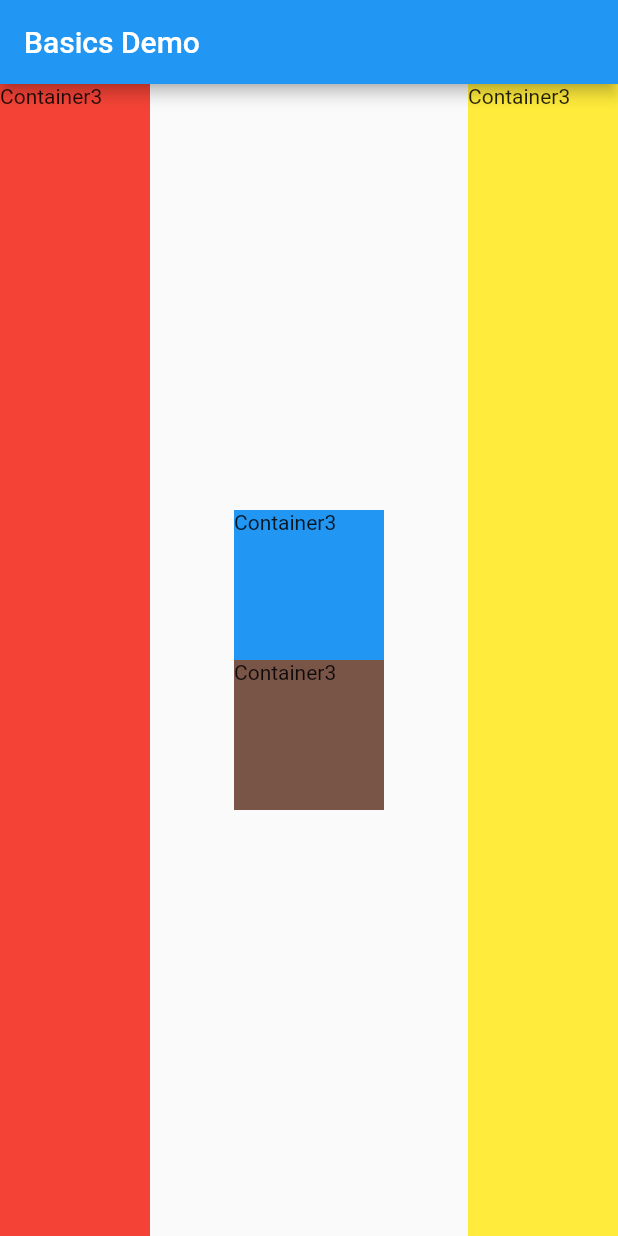
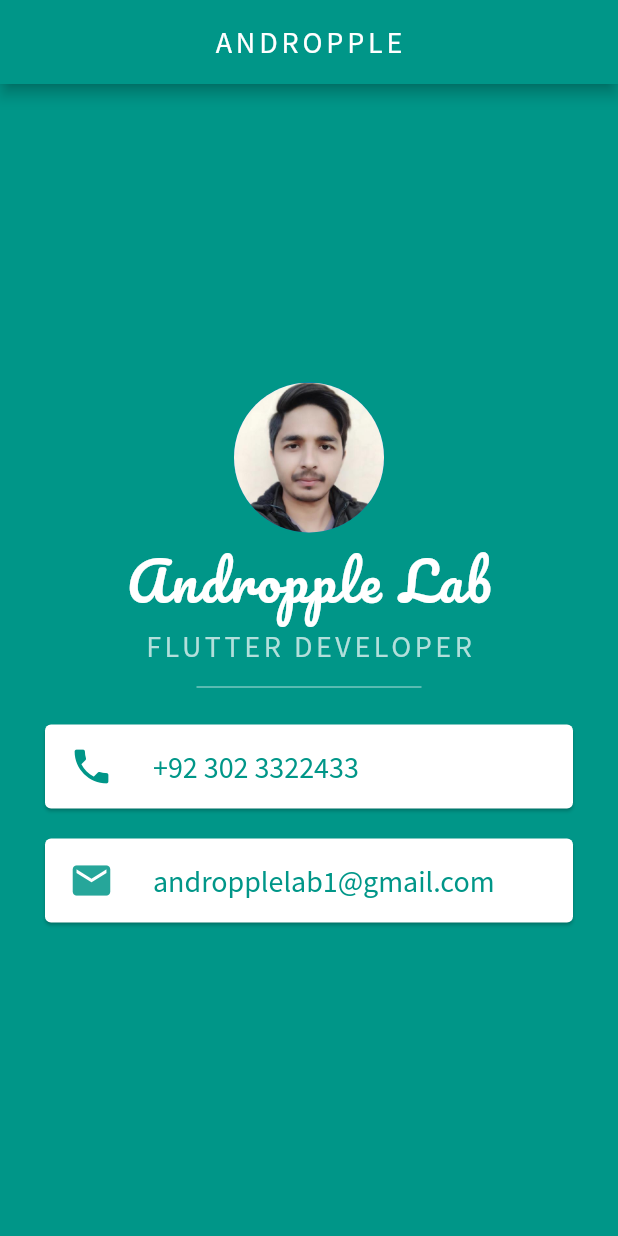
Before and after one commit to AdeelZahid/flutter_mi_card, a Flutter app: the screen it shows after launch, on a phone screen of 412 x 824 dp. Run offline on Flutter 3.47's test engine with Material 2 defaults, Android fonts, the phone set to English and light mode, and no system bars.

Commit message:
Mi Card Screen

```diff
--- a/lib/main.dart
+++ b/lib/main.dart
@@ -1,5 +1,4 @@
 import 'package:flutter/material.dart';
-import 'package:flutter/services.dart';
 
 void main() {
   runApp(MyApp());
@@ -14,7 +13,7 @@ class MyApp extends StatelessWidget {
       debugShowCheckedModeBanner: false,
       title: 'Flutter App',
       theme: ThemeData(
-        primaryColor: Colors.blue,
+        primaryColor: Colors.teal,
         visualDensity: VisualDensity.adaptivePlatformDensity,
       ),
       home: HomeScreen(),
@@ -31,42 +30,90 @@ class _HomeScreenState extends State<HomeScreen> {
   @override
   Widget build(BuildContext context) {
     return Scaffold(
+      backgroundColor: Colors.teal,
       appBar: AppBar(
-        title: Text("Basics Demo"),
+        title: Text(
+          "ANDROPPLE",
+          style: TextStyle(
+              letterSpacing: 2.6,
+              fontWeight: FontWeight.w400,
+              fontFamily: 'Source Sans Pro'),
+        ),
+        centerTitle: true,
       ),
-      body: Row(
-        mainAxisAlignment: MainAxisAlignment.spaceBetween,
-        crossAxisAlignment: CrossAxisAlignment.stretch,
+      body: Column(
+        mainAxisAlignment: MainAxisAlignment.center,
         children: [
-          Container(
-            width: 100,
-            decoration: BoxDecoration(
-              color: Colors.red,
+          CircleAvatar(
+            backgroundImage: AssetImage('Assets/images/adeel.jpg'),
+            radius: 50.0,
+          ),
+          Text(
+            'Andropple Lab',
+            style: TextStyle(
+              fontFamily: 'Pacifico',
+              fontSize: 36.0,
+              color: Colors.white,
+              fontWeight: FontWeight.w100,
+              letterSpacing: 1.4,
             ),
-            child: Text('Container3'),
           ),
-          Column(
-            mainAxisAlignment: MainAxisAlignment.center,
-            crossAxisAlignment: CrossAxisAlignment.center,
-            children: [
-              Container(
-                width: 100.0,
-                height: 100.0,
-                color: Colors.blue,
-                child: Text('Container3'),
+          Text(
+            'FLUTTER DEVELOPER',
+            style: TextStyle(
+              fontFamily: 'Source Sans Pro',
+              fontSize: 20.0,
+              letterSpacing: 2.4,
+              color: Colors.teal[100],
+            ),
+          ),
+          SizedBox(
+            width: 150.0,
+            height: 30.0,
+            child: Divider(
+              color: Colors.teal.shade100,
+            ),
+          ),
+          Card(
+            color: Colors.white,
+            margin: EdgeInsets.symmetric(horizontal: 30.0, vertical: 10.0),
+            // padding: EdgeInsets.all(10.0),
+            child: ListTile(
+              leading: Icon(
+                Icons.phone,
+                size: 30.0,
+                color: Colors.teal,
               ),
-              Container(
-                width: 100.0,
-                height: 100.0,
-                color: Colors.brown,
-                child: Text('Container3'),
+              title: Text(
+                '+92 302 3322433',
+                style: TextStyle(
+                  fontFamily: 'Source Sans Pro',
+                  fontSize: 20.0,
+                  color: Colors.teal,
+                  fontWeight: FontWeight.w400,
+                ),
               ),
-            ],
+            ),
           ),
-          Container(
-            width: 100,
-            color: Colors.yellow,
-            child: Text('Container3'),
+          Card(
+            color: Colors.white,
+            margin: EdgeInsets.symmetric(horizontal: 30.0, vertical: 10.0),
+            child: ListTile(
+              leading: Icon(
+                Icons.email,
+                size: 30.0,
+                color: Colors.teal[400],
+              ),
+              title: Text(
+                'andropplelab1@gmail.com',
+                style: TextStyle(
+                  fontFamily: 'Source Sans Pro',
+                  fontSize: 20.0,
+                  color: Colors.teal,
+                  fontWeight: FontWeight.w400,
+                ),
+              ),
+            ),
           ),
         ],
       ),
```
Also changed, not shown: pubspec.yaml (+10 -6 lines), Assets/images/adeel.jpg (added), fonts/Pacifico-Regular.ttf (added), fonts/SourceSansPro-ExtraLight.ttf (added), fonts/SourceSansPro-Light.ttf (added), fonts/SourceSansPro-LightItalic.ttf (added), fonts/SourceSansPro-Regular.ttf (added).
